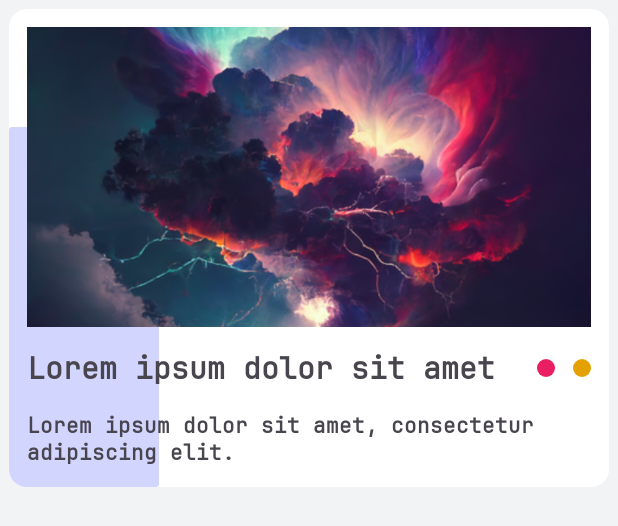
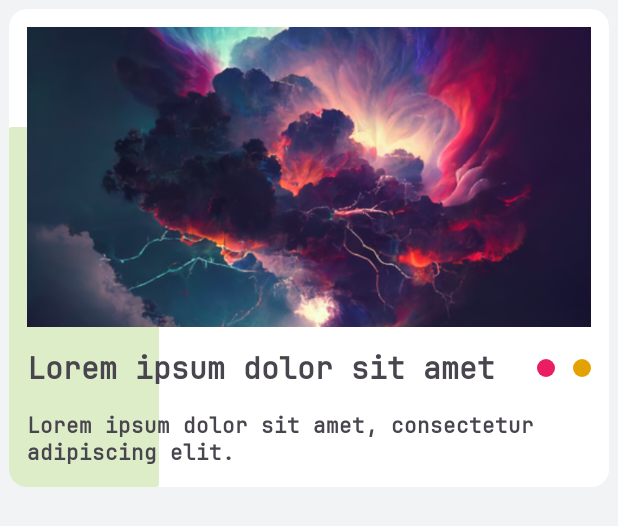
Before and after one commit to cinkhangin/laelar, an Android app: the layout view_book.xml on its own in the app's theme, with its tools: preview values and no code run, on a phone screen of 412 x 824 dp. Shown: the top 526 px of the screen. Run offline under Robolectric (Android 15) with nearby library versions, the phone set to English and light mode, and no system bars.

Commit message:
release 0.2.1

```diff
--- a/app/src/main/assets/start/how.json
+++ b/app/src/main/assets/start/how.json
@@ -1,7 +1,9 @@
 [
   {
+    "id": "stt_how",
     "header": "How to Learn Python?",
     "label": "Modified in 21-08-2023",
-    "body": "သင်ခန်းစာအတိုင်း တစ်ခုပြီးတစ်ခု နားလည်အောင် လေ့လာသွားပါ။ သင်ခန်းစာမှာနားမလည်တာရှိရင် Telegram ကနေမေးနိုင်ပါတယ်။ လက်တွေ့မရှိရင် စာတွေ့ကသိပ်ပြီးမထိရောက်ပါဘူး။"
+    "body": "သင်ခန်းစာအတိုင်း တစ်ခုပြီးတစ်ခု နားလည်အောင် လေ့လာသွားပါ။ သင်ခန်းစာမှာနားမလည်တာရှိရင် Telegram ကနေမေးနိုင်ပါတယ်။ လက်တွေ့မရှိရင် စာတွေ့ကသိပ်ပြီးမထိရောက်ပါဘူး။",
+    "version": 1
   }
 ]
--- a/app/src/main/java/com/laelar/app/chapters/ChapterFragment.kt
+++ b/app/src/main/java/com/laelar/app/chapters/ChapterFragment.kt
@@ -60,6 +60,7 @@ class ChapterFragment : Fragment(R.layout.fragment_chapter) {
     private fun CoroutineScope.observeChanges() {
         observe(viewModel.chapter) { chapter ->
             val blocks = chapter.blocks.toMutableList()
+            if(blocks.isEmpty()) return@observe
 
             val action = if (chapter.learned)
                 Block(button = "Unlearned", onClick = { viewModel.unlearned(chapterId) })
--- a/core/build.gradle.kts
+++ b/core/build.gradle.kts
@@ -74,7 +74,7 @@ afterEvaluate {
             create<MavenPublication>("release") {
                 groupId = "com.github.cinkhangin"
                 artifactId = "laelar"
-                version = "0.2.0"
+                version = "0.2.1"
                 from(components["release"])
             }
         }
--- a/core/src/main/res/layout/view_book.xml
+++ b/core/src/main/res/layout/view_book.xml
@@ -15,7 +15,7 @@
             android:id="@+id/indicator"
             android:layout_width="match_parent"
             android:layout_height="0dp"
-            app:indicatorColor="@color/indicator"
+            app:indicatorColor="@color/tertiary"
             app:layout_constraintBottom_toBottomOf="parent"
             app:layout_constraintEnd_toEndOf="parent"
             app:layout_constraintStart_toStartOf="parent"
--- /dev/null
+++ b/core/src/main/res/values-night/colors.xml
@@ -0,0 +1,40 @@
+<?xml version="1.0" encoding="utf-8"?>
+<resources>
+    <color name="primary">#828DF8</color>
+    <color name="onPrimary">#FFF9E8</color>
+    <color name="primaryContainer">#392A00</color>
+    <color name="onPrimaryContainer">#FFF9E8</color>
+
+    <color name="secondary">#008F77</color>
+    <color name="onSecondary">#E5FFFB</color>
+    <color name="secondaryContainer">#003A31</color>
+    <color name="onSecondaryContainer">#E5FFFB</color>
+
+    <color name="tertiary">#DADEFF</color>
+    <color name="onTertiary">#FFFFFF</color>
+    <color name="tertiaryContainer">#330C00</color>
+    <color name="onTertiaryContainer">#FFEFE9</color>
+
+    <color name="error">#BC0000</color>
+    <color name="onError">#FFEBEB</color>
+    <color name="errorContainer">#370000</color>
+    <color name="onErrorContainer">#FFEBEB</color>
+
+    <color name="background">#000000</color>
+    <color name="onBackground">#FFFCF2</color>
+
+    <color name="surface">#222222</color>
+    <color name="onSurface">#FFFCF2</color>
+    <color name="surfaceVariant">#000000</color>
+    <color name="onSurfaceVariant">#FFFCF2</color>
+
+    <color name="outline">#2E2300</color>
+    <color name="inverseOnSurface">#EFF2EE</color>
+    <color name="inverseSurface">#2B2B2B</color>
+    <color name="inversePrimary">#003D6E</color>
+
+    <color name="shadow">#000000</color>
+    <color name="primaryInverse">#003D6E</color>
+
+    <color name="changed">#2B2700</color>
+</resources>
--- a/core/src/main/res/values/colors.xml
+++ b/core/src/main/res/values/colors.xml
@@ -1,7 +1,5 @@
 <?xml version="1.0" encoding="utf-8"?>
 <resources>
-    <color name="indicator">#D2D6FF</color>
-
     <color name="primary">#828DF8</color>
     <color name="onPrimary">#FFFFFF</color>
     <color name="primaryContainer">#E6E8FF</color>
```
